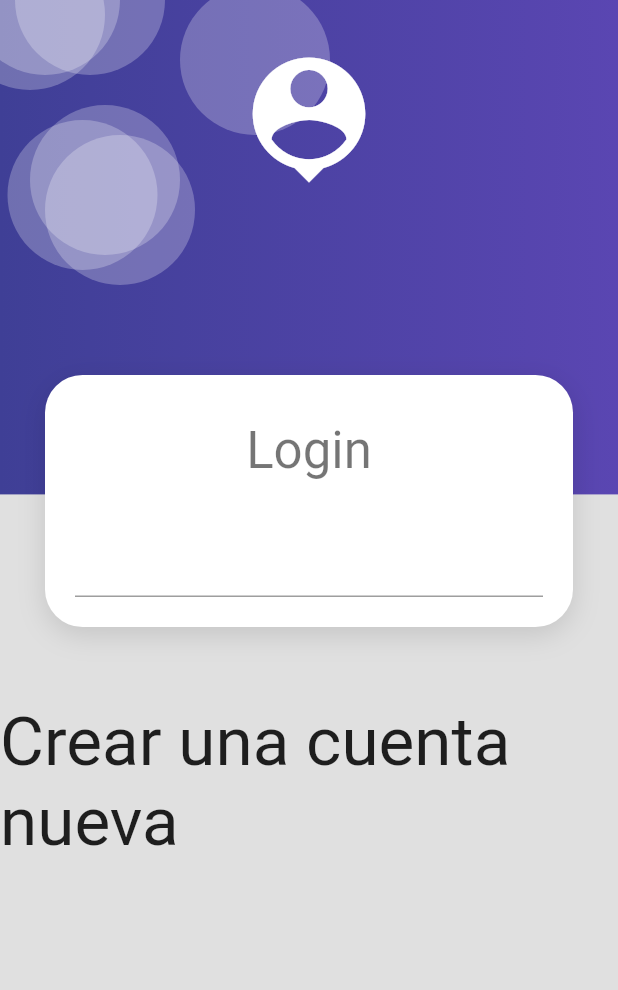
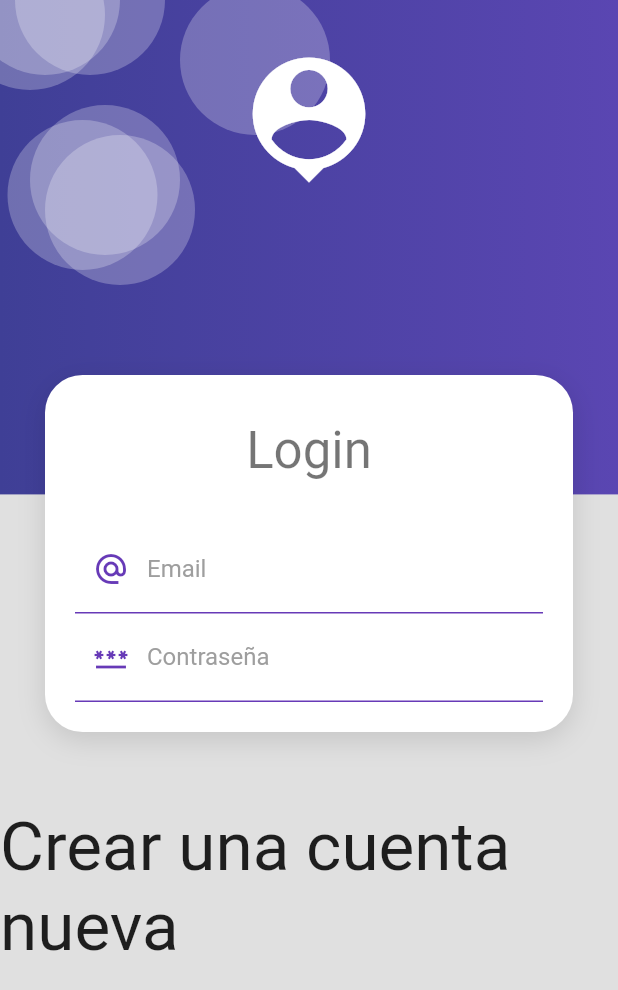
Before and after one commit to EdSan21/Formularios-Dart, a Flutter app: the screen it shows after launch, on a phone screen of 412 x 824 dp. Shown: the top 990 px of the screen. Run offline on Flutter 3.47's test engine with Material 2 defaults, Android fonts, the light colour scheme and no system bars; missing offline and left inert: dart:html.

Commit message:
InputDecoration para Email y Pass

```diff
--- a/lib/screen/login_screen.dart
+++ b/lib/screen/login_screen.dart
@@ -52,10 +52,20 @@ class _LoginForm extends StatelessWidget {
         autovalidateMode: AutovalidateMode.onUserInteraction,
         child: Column(children: [
           TextFormField(
-            autocorrect: false,
-            keyboardType: TextInputType.emailAddress,
-            // decoration: InputDecorations.authInputDecoration,
-          )
+              autocorrect: false,
+              keyboardType: TextInputType.emailAddress,
+              decoration: InputDecorations.authInputDecoration(
+                  hintText: "Ingresa la dirección de tu email",
+                  labelText: "Email",
+                  prefixIcon: Icons.alternate_email_sharp)),
+          TextFormField(
+              obscureText: true,
+              autocorrect: false,
+              keyboardType: TextInputType.text,
+              decoration: InputDecorations.authInputDecoration(
+                  hintText: "Ingresa tu contraseña",
+                  labelText: "Contraseña",
+                  prefixIcon: Icons.password_outlined))
         ]),
       ),
     );
```
